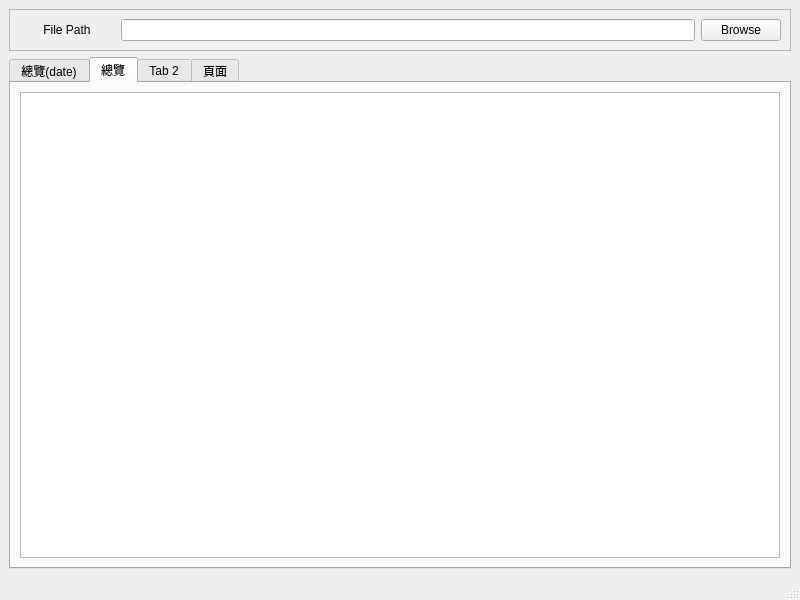
First picture: the form in mainUI.ui, repository agin0634/bokk, before the edit.
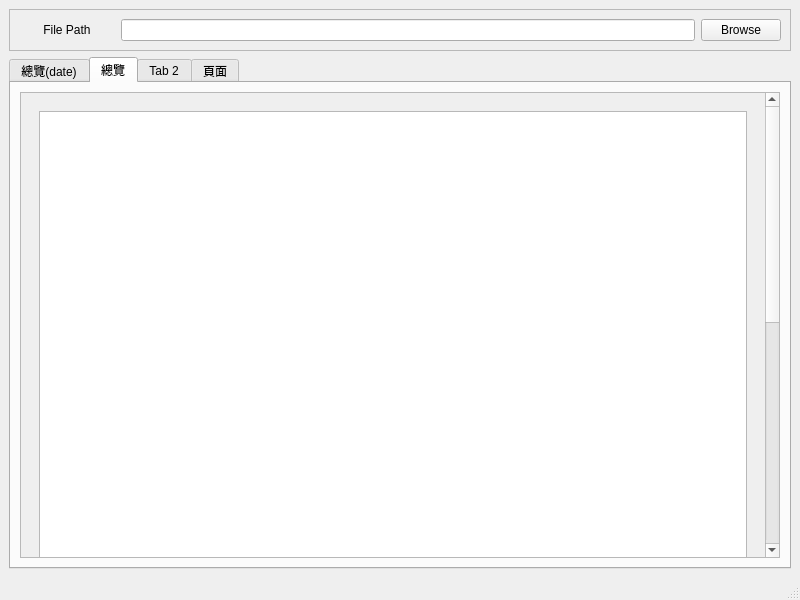
Second picture: the form after the edit. The open tabs and pages were chosen to show the change.

The edit to the form file:
```diff
--- a/mainUI.ui
+++ b/mainUI.ui
@@ -139,7 +139,44 @@
        </attribute>
        <layout class="QHBoxLayout" name="horizontalLayout_2">
         <item>
-         <widget class="QGraphicsView" name="graphicsView_tab1"/>
+         <widget class="QScrollArea" name="scrollArea_2">
+          <property name="verticalScrollBarPolicy">
+           <enum>Qt::ScrollBarAlwaysOn</enum>
+          </property>
+          <property name="widgetResizable">
+           <bool>true</bool>
+          </property>
+          <widget class="QWidget" name="scrollAreaWidgetContents_2">
+           <property name="geometry">
+            <rect>
+             <x>0</x>
+             <y>0</y>
+             <width>739</width>
+             <height>938</height>
+            </rect>
+           </property>
+           <layout class="QHBoxLayout" name="horizontalLayout_7">
+            <item>
+             <widget class="QWidget" name="widget_2" native="true">
+              <property name="minimumSize">
+               <size>
+                <width>0</width>
+                <height>920</height>
+               </size>
+              </property>
+              <layout class="QVBoxLayout" name="verticalLayout_3">
+               <item>
+                <widget class="QGraphicsView" name="graphicsView_ovCate1"/>
+               </item>
+               <item>
+                <widget class="QGraphicsView" name="graphicsView_ovCate2"/>
+               </item>
+              </layout>
+             </widget>
+            </item>
+           </layout>
+          </widget>
+         </widget>
         </item>
        </layout>
       </widget>
```
Left out of the diff: 10 changed lines with no effect on the pictures.
